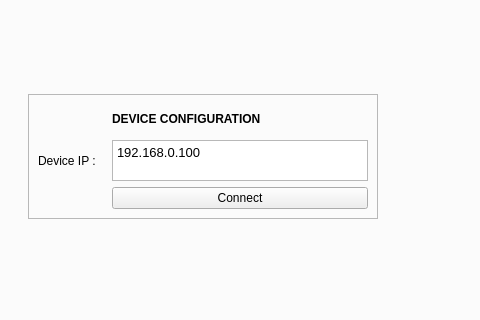
Qt form GUI/Solar.ui (userIsTaken/SolarVACh) before a commit; both pictures show x 252 to 732 and y 352 to 672 of the 1052 by 890 pixel window.
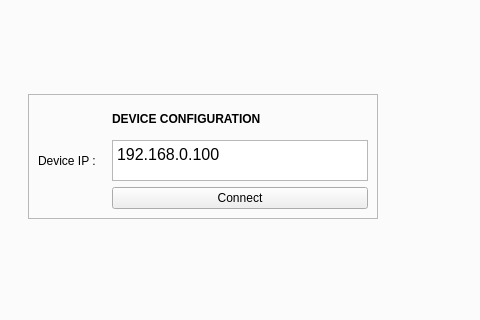
The same form after that commit. Custom widgets are drawn as their Qt base class.

Commit message: fb scan

```diff
--- a/GUI/Solar.ui
+++ b/GUI/Solar.ui
@@ -700,12 +700,17 @@
                <height>41</height>
               </size>
              </property>
+             <property name="font">
+              <font>
+               <pointsize>14</pointsize>
+              </font>
+             </property>
              <property name="html">
               <string>&lt;!DOCTYPE HTML PUBLIC &quot;-//W3C//DTD HTML 4.0//EN&quot; &quot;http://www.w3.org/TR/REC-html40/strict.dtd&quot;&gt;
 &lt;html&gt;&lt;head&gt;&lt;meta name=&quot;qrichtext&quot; content=&quot;1&quot; /&gt;&lt;style type=&quot;text/css&quot;&gt;
 p, li { white-space: pre-wrap; }
-&lt;/style&gt;&lt;/head&gt;&lt;body style=&quot; font-family:'Noto Sans'; font-size:11pt; font-weight:400; font-style:normal;&quot;&gt;
-&lt;p style=&quot; margin-top:0px; margin-bottom:0px; margin-left:0px; margin-right:0px; -qt-block-indent:0; text-indent:0px;&quot;&gt;&lt;span style=&quot; font-size:10pt;&quot;&gt;192.168.0.100&lt;/span&gt;&lt;/p&gt;&lt;/body&gt;&lt;/html&gt;</string>
+&lt;/style&gt;&lt;/head&gt;&lt;body style=&quot; font-family:'Noto Sans'; font-size:14pt; font-weight:400; font-style:normal;&quot;&gt;
+&lt;p style=&quot; margin-top:0px; margin-bottom:0px; margin-left:0px; margin-right:0px; -qt-block-indent:0; text-indent:0px;&quot;&gt;&lt;span style=&quot; font-size:12pt;&quot;&gt;192.168.0.100&lt;/span&gt;&lt;/p&gt;&lt;/body&gt;&lt;/html&gt;</string>
              </property>
             </widget>
            </item>
```
The commit also changes 2 other files.
